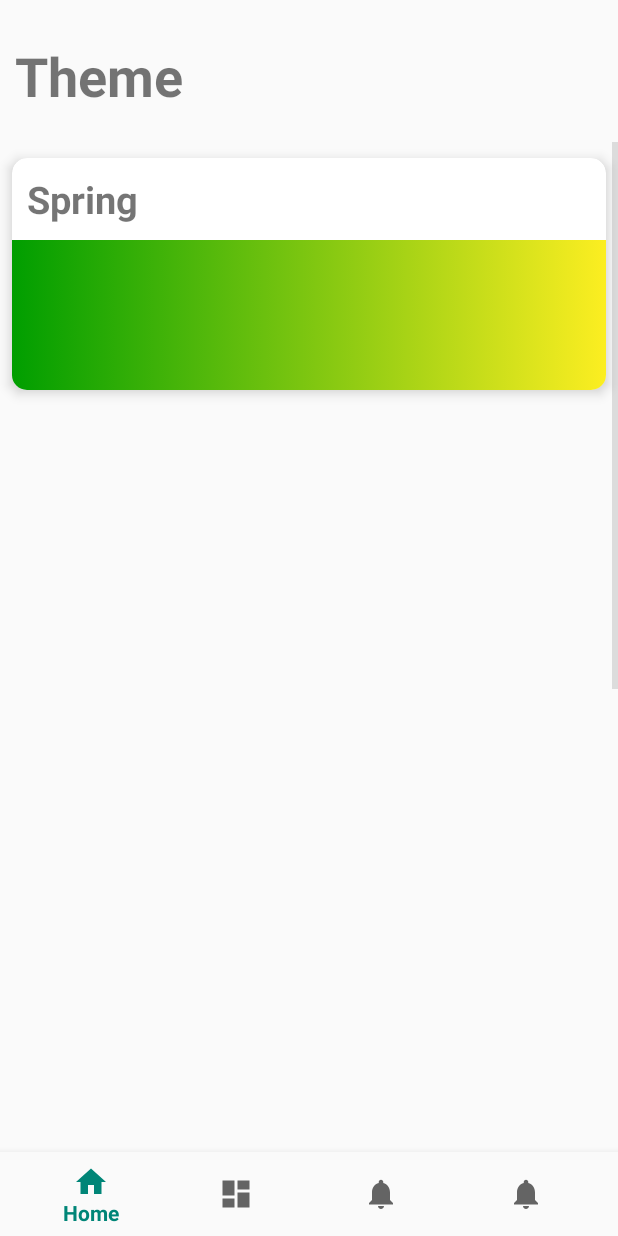
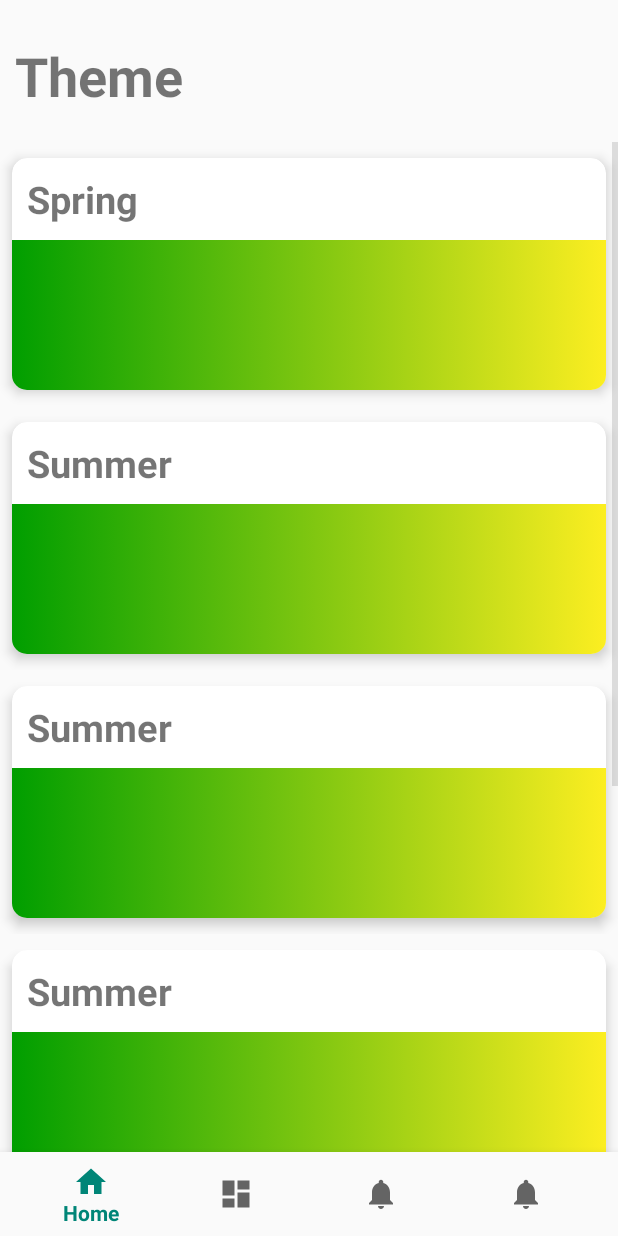
Before and after one commit to BonnyWang/PhotonLab-Android, an Android app: the Themes screen opened directly, with no data from a screen before it, on a phone screen of 412 x 824 dp. Run offline under Robolectric (Android 15) with nearby library versions, the phone set to English and light mode, and no system bars.

Commit message:
Recycler View Small bug fixed

```diff
--- a/app/src/main/java/com/example/myapplication/Themes.java
+++ b/app/src/main/java/com/example/myapplication/Themes.java
@@ -102,6 +102,11 @@ public class Themes extends AppCompatActivity {
         mtheme = new ArrayList<>();
         mtheme.add(new theme_Class("Spring"));
         mtheme.add(new theme_Class("Summer"));
+        mtheme.add(new theme_Class("Summer"));
+        mtheme.add(new theme_Class("Summer"));
+        mtheme.add(new theme_Class("Summer"));
+        mtheme.add(new theme_Class("Summer"));
+
 
     }
 
--- a/app/src/main/res/layout/activity_themes.xml
+++ b/app/src/main/res/layout/activity_themes.xml
@@ -8,6 +8,7 @@ android:layout_height="match_parent"
 tools:context=".MainActivity">
 
     <RelativeLayout
+        android:id="@+id/rl"
         android:layout_width="match_parent"
         android:layout_height="match_parent">
 
@@ -15,8 +16,10 @@ tools:context=".MainActivity">
             android:id="@+id/rv"
             android:layout_width="match_parent"
             android:layout_height="match_parent"
+            android:layout_above="@+id/nav_view"
             android:layout_below="@+id/message"
             android:layout_marginTop="10dp"
+            android:layout_marginBottom="0dp"
             android:scrollbars="vertical" />
 
         <TextView
@@ -33,7 +36,7 @@ tools:context=".MainActivity">
             android:id="@+id/nav_view"
             android:layout_width="match_parent"
             android:layout_height="wrap_content"
-            android:layout_alignBottom="@+id/rv"
+            android:layout_alignParentBottom = "true"
             android:layout_marginBottom="0dp"
             android:background="?android:attr/windowBackground"
             app:menu="@menu/bottom_nav_menu" />
--- a/app/src/main/res/layout/cardview.xml
+++ b/app/src/main/res/layout/cardview.xml
@@ -2,7 +2,7 @@
 <LinearLayout xmlns:android="http://schemas.android.com/apk/res/android"
     xmlns:app="http://schemas.android.com/apk/res-auto"
     android:layout_width="match_parent"
-    android:layout_height="match_parent">
+    android:layout_height="wrap_content">
 
     <androidx.cardview.widget.CardView
         android:id="@+id/cv"
```
